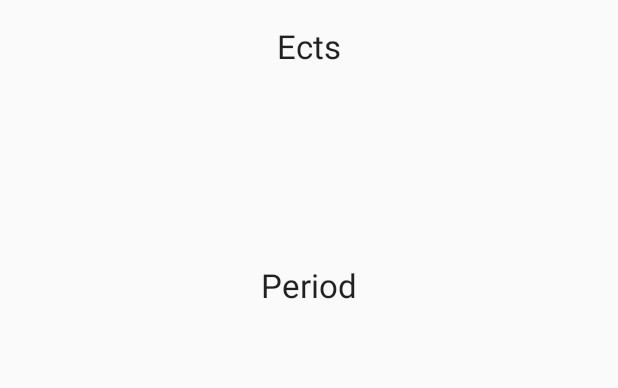
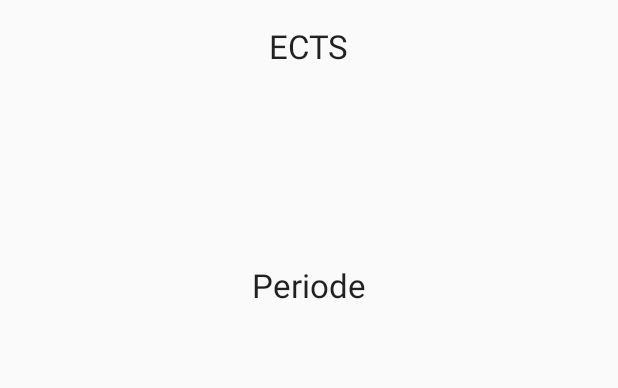
Before and after one commit to pepijnvanhengel/IMTPMD, an Android app: the layout content_detail.xml on its own in the app's theme, with its tools: preview values and no code run, on a phone screen of 412 x 824 dp. Shown: the top 388 px of the screen. Run offline under Robolectric (Android 15) with nearby library versions, the phone set to English and light mode, and no system bars; network calls fail.

Commit message:
strings.xml changes added

```diff
--- a/Studiebarometer/app/src/main/java/fitdevelopment/studiebarometer/DetailActivity.java
+++ b/Studiebarometer/app/src/main/java/fitdevelopment/studiebarometer/DetailActivity.java
@@ -35,7 +35,6 @@ public class DetailActivity extends AppCompatActivity {
         setSupportActionBar(toolbar);
 
         position = getIntent().getExtras().getInt("position");
-        System.out.println(position);
         position++;
 
         DatabaseHelper dbHelper = DatabaseHelper.getHelper(this);
@@ -81,14 +80,9 @@ public class DetailActivity extends AppCompatActivity {
         EditText cijfer = (EditText) findViewById(R.id.editTextGrade);
         String setCijfer = cijfer.getText().toString();
 
-
         dbHelper.updateRow(name, ects, setCijfer, period, position);
 
-
         rs.move(position);
-
-        System.out.println(setCijfer);
-        System.out.println(grade);
 
         Snackbar snackbar = Snackbar
                 .make(v, "Cijfer opgeslagen", Snackbar.LENGTH_LONG);
--- a/Studiebarometer/app/src/main/java/fitdevelopment/studiebarometer/List/VakkenActivity.java
+++ b/Studiebarometer/app/src/main/java/fitdevelopment/studiebarometer/List/VakkenActivity.java
@@ -87,7 +87,6 @@ public class VakkenActivity extends AppCompatActivity {
             values.put(DatabaseInfo.CourseColumn.GRADE,c.getGrade());
             values.put(DatabaseInfo.CourseColumn.PERIOD,c.getPeriod());
             dbHelper.insert(DatabaseInfo.CourseTables.Course, null, values);
-            System.out.println(c.getCourseName());
         }
         mListView = (ListView) findViewById(R.id.my_list_view);
         mListView.setOnItemClickListener(new AdapterView.OnItemClickListener() {
--- a/Studiebarometer/app/src/main/res/layout/content_detail.xml
+++ b/Studiebarometer/app/src/main/res/layout/content_detail.xml
@@ -17,7 +17,7 @@
         android:layout_width="wrap_content"
         android:layout_height="wrap_content"
         android:textAppearance="?android:attr/textAppearanceLarge"
-        android:text="Ects"
+        android:text="@string/ects"
         android:id="@+id/textViewEcts"
         android:layout_alignParentTop="true"
         android:layout_centerHorizontal="true"
@@ -27,7 +27,7 @@
         android:layout_width="wrap_content"
         android:layout_height="wrap_content"
         android:textAppearance="?android:attr/textAppearanceLarge"
-        android:text="Period"
+        android:text="@string/periode"
         android:id="@+id/textViewPeriod"
         android:layout_marginTop="130dp"
         android:layout_below="@+id/textViewEcts"
@@ -38,7 +38,7 @@
         android:layout_width="wrap_content"
         android:layout_height="wrap_content"
         android:textAppearance="?android:attr/textAppearanceLarge"
-        android:text="Hoogst behaalde cijfer"
+        android:text="@string/hoogste_cijfer"
         android:id="@+id/textView"
         android:layout_marginTop="130dp"
         android:layout_below="@+id/textViewPeriod"
@@ -51,7 +51,7 @@
         android:inputType="numberDecimal"
         android:ems="10"
         android:id="@+id/editTextGrade"
-        android:text="1"
+        android:text="@string/laagste_cijfer"
         android:maxLength="3"
         android:layout_gravity="center_horizontal"
         android:layout_below="@+id/textView"
@@ -61,7 +61,7 @@
     <Button
         android:layout_width="match_parent"
         android:layout_height="wrap_content"
-        android:text="Opslaan"
+        android:text="@string/opslaan_knop"
         android:onClick="opslaan_cijfer"
         android:id="@+id/buttonSave"
         android:background="@color/colorPrimary"
--- a/Studiebarometer/app/src/main/res/layout/content_gegevens.xml
+++ b/Studiebarometer/app/src/main/res/layout/content_gegevens.xml
@@ -39,7 +39,7 @@
         android:layout_height="wrap_content"
         android:background="@color/colorPrimary"
         android:textColor="#fff"
-        android:text="Doorgaan"
+        android:text="@string/doorgaan_knop"
         android:onClick="opslaan"
         android:id="@+id/button"
         android:layout_alignParentBottom="true"
@@ -49,7 +49,7 @@
         android:layout_width="wrap_content"
         android:layout_height="wrap_content"
         android:textAppearance="?android:attr/textAppearanceMedium"
-        android:text="Vul je gegevens in."
+        android:text="@string/invullen"
         android:id="@+id/textView3"
         android:layout_alignParentTop="true"
         android:layout_alignParentStart="true" />
--- a/Studiebarometer/app/src/main/res/layout/content_resultaten.xml
+++ b/Studiebarometer/app/src/main/res/layout/content_resultaten.xml
@@ -14,7 +14,7 @@
     <Button
         android:layout_width="match_parent"
         android:layout_height="wrap_content"
-        android:text="Huidig advies"
+        android:text="@string/knop_advies"
         android:id="@+id/plusTweeTest"
         android:textColor="#fff"
         android:background="@color/colorPrimary"
@@ -28,7 +28,6 @@
         android:id="@+id/puntenteller"
         android:textSize="50sp"
         android:layout_centerVertical="true"
-        android:layout_centerHorizontal="true"
-        android:text="50" />
+        android:layout_centerHorizontal="true" />
 
 </RelativeLayout>
--- a/Studiebarometer/app/src/main/res/values/strings.xml
+++ b/Studiebarometer/app/src/main/res/values/strings.xml
@@ -1,8 +1,9 @@
 <resources>
     <string name="app_name">Studiebarometer</string>
-    <string name="naam">Naam</string>
-    <string name="studentnummer">Studentnummer</string>
-    <string name="action_gegevens">Mijn gegevens</string>
+
+
+
+    <!-- titel strings -->
     <string name="title_activity_vakken">Course List</string>
     <string name="title_activity_resultaten">Resultaten</string>
     <string name="title_activity_gegevens">Mijn gegevens</string>
@@ -10,4 +11,28 @@
     <string name="title_course_list_activity">Courses</string>
     <string name="title_activity_detail">Detail</string>
 
+    <!-- content gegevens strings -->
+    <string name="doorgaan_knop">Opslaan</string>
+    <string name="naam">Naam</string>
+    <string name="studentnummer">Studentnummer</string>
+    <string name="action_gegevens">Mijn gegevens</string>
+    <string name="invullen">Vul je gegevens in.</string>
+
+    <!-- content detail strings -->
+    <string name="opslaan_knop">Opslaan</string>
+    <string name="laagste_cijfer">1</string>
+    <string name="hoogste_cijfer">Hoogst behaalde cijfer</string>
+    <string name="periode">Periode</string>
+    <string name="ects">ECTS</string>
+
+    <!-- content main strings -->
+    <string name="voortgang">Voortgang</string>
+    <string name="courses">Courses</string>
+
+    <!-- content resultaten strings -->
+    <string name="knop_advies">Voortgang</string>
+
+
+
+
 </resources>
```
Also changed, not shown: Studiebarometer/app/src/main/java/fitdevelopment/studiebarometer/MainActivity.java (+0 -9 lines), Studiebarometer/app/src/main/res/layout/content_main.xml (+2 -7 lines).
